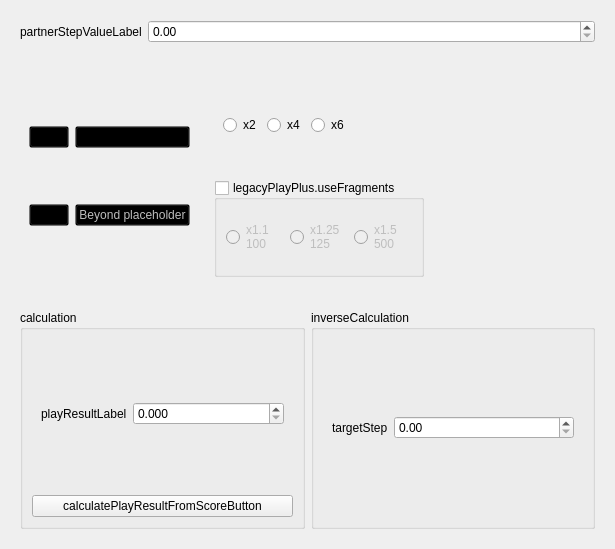
ArcaeaOffline/client-pyside6, file ui/designer/tabs/tabTools/tabTools_StepCalculator.ui: the form before one commit.
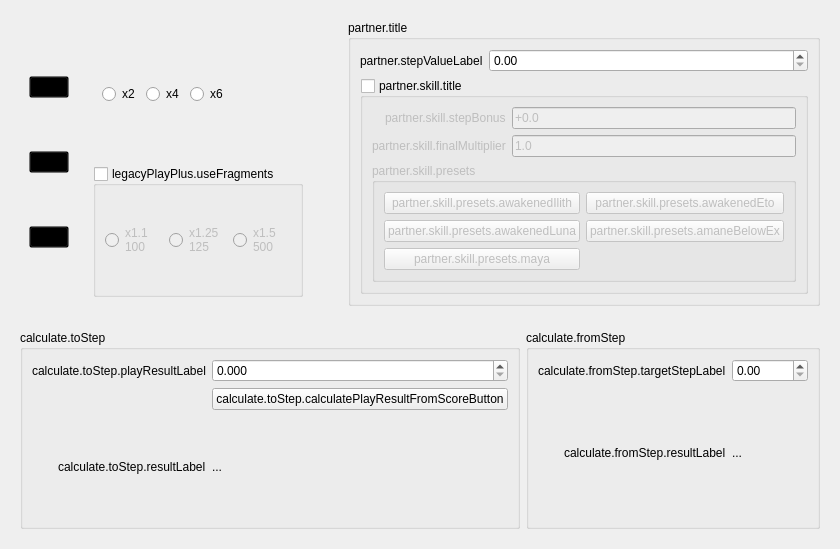
The form after the commit.

Commit message: wip: `TabTools_StepCalculator`

```diff
--- a/ui/designer/tabs/tabTools/tabTools_StepCalculator.ui
+++ b/ui/designer/tabs/tabTools/tabTools_StepCalculator.ui
@@ -6,7 +6,7 @@
    <rect>
     <x>0</x>
     <y>0</y>
-    <width>615</width>
+    <width>840</width>
     <height>549</height>
    </rect>
   </property>
@@ -14,38 +14,6 @@
    <string notr="true">TabTools_StepCalculator</string>
   </property>
   <layout class="QVBoxLayout" name="verticalLayout_3">
-   <item>
-    <widget class="QWidget" name="widget_3" native="true">
-     <layout class="QGridLayout" name="gridLayout">
-      <item row="0" column="0">
-       <widget class="QLabel" name="label">
-        <property name="text">
-         <string>partnerStepValueLabel</string>
-        </property>
-       </widget>
-      </item>
-      <item row="0" column="1">
-       <widget class="QDoubleSpinBox" name="partnerStepValueSpinBox">
-        <property name="sizePolicy">
-         <sizepolicy hsizetype="Expanding" vsizetype="Fixed">
-          <horstretch>0</horstretch>
-          <verstretch>0</verstretch>
-         </sizepolicy>
-        </property>
-        <property name="maximum">
-         <double>1000.000000000000000</double>
-        </property>
-        <property name="singleStep">
-         <double>1.000000000000000</double>
-        </property>
-        <property name="stepType">
-         <enum>QAbstractSpinBox::DefaultStepType</enum>
-        </property>
-       </widget>
-      </item>
-     </layout>
-    </widget>
-   </item>
    <item>
     <widget class="QWidget" name="mapTypeWidget" native="true">
      <layout class="QHBoxLayout" name="horizontalLayout">
@@ -68,7 +36,7 @@
            </property>
           </widget>
          </item>
-         <item row="1" column="0">
+         <item row="2" column="0">
           <widget class="QPushButton" name="mapTypePlayRadioButton">
            <property name="styleSheet">
             <string notr="true">QPushButton{background-color: transparent}</string>
@@ -84,7 +52,7 @@
            </property>
           </widget>
          </item>
-         <item row="0" column="1">
+         <item row="1" column="0">
           <widget class="QPushButton" name="mapTypeLegacyPlayPlusRadioButton">
            <property name="styleSheet">
             <string notr="true">QPushButton{background-color: transparent}</string>
@@ -100,32 +68,13 @@
            </property>
           </widget>
          </item>
-         <item row="1" column="1">
-          <widget class="QPushButton" name="pushButton_4">
-           <property name="enabled">
-            <bool>false</bool>
-           </property>
-           <property name="styleSheet">
-            <string notr="true">QPushButton{background-color: transparent}</string>
-           </property>
-           <property name="text">
-            <string notr="true">Beyond placeholder</string>
-           </property>
-           <property name="checkable">
-            <bool>false</bool>
-           </property>
-           <property name="autoExclusive">
-            <bool>true</bool>
-           </property>
-          </widget>
-         </item>
         </layout>
        </widget>
       </item>
       <item>
        <widget class="QStackedWidget" name="stackedWidget">
         <property name="sizePolicy">
-         <sizepolicy hsizetype="Expanding" vsizetype="Preferred">
+         <sizepolicy hsizetype="Preferred" vsizetype="Preferred">
           <horstretch>0</horstretch>
           <verstretch>0</verstretch>
          </sizepolicy>
@@ -239,6 +188,151 @@
         </widget>
        </widget>
       </item>
+      <item>
+       <widget class="QGroupBox" name="groupBox_3">
+        <property name="title">
+         <string>partner.title</string>
+        </property>
+        <layout class="QVBoxLayout" name="verticalLayout_5">
+         <item>
+          <layout class="QHBoxLayout" name="horizontalLayout_5">
+           <item>
+            <widget class="QLabel" name="label">
+             <property name="text">
+              <string>partner.stepValueLabel</string>
+             </property>
+            </widget>
+           </item>
+           <item>
+            <widget class="QDoubleSpinBox" name="partnerStepValueSpinBox">
+             <property name="sizePolicy">
+              <sizepolicy hsizetype="Expanding" vsizetype="Fixed">
+               <horstretch>0</horstretch>
+               <verstretch>0</verstretch>
+              </sizepolicy>
+             </property>
+             <property name="maximum">
+              <double>1000.000000000000000</double>
+             </property>
+             <property name="singleStep">
+              <double>1.000000000000000</double>
+             </property>
+             <property name="stepType">
+              <enum>QAbstractSpinBox::DefaultStepType</enum>
+             </property>
+            </widget>
+           </item>
+          </layout>
+         </item>
+         <item>
+          <widget class="QGroupBox" name="partnerSkillGroupBox">
+           <property name="sizePolicy">
+            <sizepolicy hsizetype="Expanding" vsizetype="Preferred">
+             <horstretch>0</horstretch>
+             <verstretch>0</verstretch>
+            </sizepolicy>
+           </property>
+           <property name="title">
+            <string>partner.skill.title</string>
+           </property>
+           <property name="checkable">
+            <bool>true</bool>
+           </property>
+           <property name="checked">
+            <bool>false</bool>
+           </property>
+           <layout class="QVBoxLayout" name="verticalLayout_7">
+            <item>
+             <layout class="QFormLayout" name="formLayout">
+              <property name="labelAlignment">
+               <set>Qt::AlignRight|Qt::AlignTrailing|Qt::AlignVCenter</set>
+              </property>
+              <item row="0" column="0">
+               <widget class="QLabel" name="label_5">
+                <property name="text">
+                 <string>partner.skill.stepBonus</string>
+                </property>
+               </widget>
+              </item>
+              <item row="1" column="0">
+               <widget class="QLabel" name="label_6">
+                <property name="text">
+                 <string>partner.skill.finalMultiplier</string>
+                </property>
+               </widget>
+              </item>
+              <item row="1" column="1">
+               <widget class="QLineEdit" name="partnerSkillFinalMultiplierLineEdit">
+                <property name="text">
+                 <string notr="true">1.0</string>
+                </property>
+                <property name="placeholderText">
+                 <string notr="true">1.0</string>
+                </property>
+               </widget>
+              </item>
+              <item row="0" column="1">
+               <widget class="QLineEdit" name="partnerSkillStepBonusLineEdit">
+                <property name="text">
+                 <string notr="true">+0.0</string>
+                </property>
+                <property name="placeholderText">
+                 <string notr="true">+0.0</string>
+                </property>
+               </widget>
+              </item>
+             </layout>
+            </item>
+            <item>
+             <widget class="QGroupBox" name="groupBox_4">
+              <property name="title">
+               <string>partner.skill.presets</string>
+              </property>
+              <layout class="QGridLayout" name="gridLayout_3">
+               <item row="0" column="1">
+                <widget class="QPushButton" name="partnerSkillPresetButton_awakenedEto">
+                 <property name="text">
+                  <string>partner.skill.presets.awakenedEto</string>
+                 </property>
+                </widget>
+               </item>
+               <item row="0" column="0">
+                <widget class="QPushButton" name="partnerSkillPresetButton_awakenedIlith">
+                 <property name="text">
+                  <string>partner.skill.presets.awakenedIlith</string>
+                 </property>
+                </widget>
+               </item>
+               <item row="1" column="0">
+                <widget class="QPushButton" name="partnerSkillPresetButton_awakenedLuna">
+                 <property name="text">
+                  <string>partner.skill.presets.awakenedLuna</string>
+                 </property>
+                </widget>
+               </item>
+               <item row="1" column="1">
+                <widget class="QPushButton" name="partnerSkillPresetButton_amaneBelowEx">
+                 <property name="text">
+                  <string>partner.skill.presets.amaneBelowEx</string>
+                 </property>
+                </widget>
+               </item>
+               <item row="2" column="0">
+                <widget class="QPushButton" name="partnerSkillPresetButton_maya">
+                 <property name="text">
+                  <string>partner.skill.presets.maya</string>
+                 </property>
+                </widget>
+               </item>
+              </layout>
+             </widget>
+            </item>
+           </layout>
+          </widget>
+         </item>
+        </layout>
+       </widget>
+      </item>
      </layout>
     </widget>
    </item>
@@ -254,45 +348,68 @@
       <item>
        <widget class="QGroupBox" name="groupBox">
         <property name="title">
-         <string>calculation</string>
+         <string>calculate.toStep</string>
         </property>
-        <layout class="QVBoxLayout" name="verticalLayout_5">
-         <item>
-          <widget class="QWidget" name="horizontalWidget" native="true">
-           <layout class="QHBoxLayout" name="horizontalLayout_5">
-            <item>
-             <widget class="QLabel" name="label_2">
-              <property name="text">
-               <string>playResultLabel</string>
-              </property>
-             </widget>
-            </item>
-            <item>
-             <widget class="QDoubleSpinBox" name="playResultSpinBox">
-              <property name="sizePolicy">
-               <sizepolicy hsizetype="Expanding" vsizetype="Fixed">
-                <horstretch>0</horstretch>
-                <verstretch>0</verstretch>
-               </sizepolicy>
-              </property>
-              <property name="decimals">
-               <number>3</number>
-              </property>
-              <property name="maximum">
-               <double>100.000000000000000</double>
-              </property>
-              <property name="singleStep">
-               <double>0.100000000000000</double>
-              </property>
-             </widget>
-            </item>
-           </layout>
+        <layout class="QFormLayout" name="formLayout_2">
+         <property name="labelAlignment">
+          <set>Qt::AlignRight|Qt::AlignTrailing|Qt::AlignVCenter</set>
+         </property>
+         <item row="0" column="1">
+          <widget class="QDoubleSpinBox" name="calculate_toStep_playResultSpinBox">
+           <property name="sizePolicy">
+            <sizepolicy hsizetype="Expanding" vsizetype="Fixed">
+             <horstretch>0</horstretch>
+             <verstretch>0</verstretch>
+            </sizepolicy>
+           </property>
+           <property name="decimals">
+            <number>3</number>
+           </property>
+           <property name="maximum">
+            <double>100.000000000000000</double>
+           </property>
+           <property name="singleStep">
+            <double>0.100000000000000</double>
+           </property>
           </widget>
          </item>
-         <item>
-          <widget class="QPushButton" name="calculatePlayResultFromScoreButton">
+         <item row="0" column="0">
+          <widget class="QLabel" name="label_2">
            <property name="text">
-            <string>calculatePlayResultFromScoreButton</string>
+            <string>calculate.toStep.playResultLabel</string>
+           </property>
+          </widget>
+         </item>
+         <item row="2" column="0">
+          <widget class="QLabel" name="label_7">
+           <property name="sizePolicy">
+            <sizepolicy hsizetype="Preferred" vsizetype="Expanding">
+             <horstretch>0</horstretch>
+             <verstretch>0</verstretch>
+            </sizepolicy>
+           </property>
+           <property name="text">
+            <string>calculate.toStep.resultLabel</string>
+           </property>
+          </widget>
+         </item>
+         <item row="2" column="1">
+          <widget class="QLabel" name="calculate_toStep_resultLabel">
+           <property name="sizePolicy">
+            <sizepolicy hsizetype="Preferred" vsizetype="Expanding">
+             <horstretch>0</horstretch>
+             <verstretch>0</verstretch>
+            </sizepolicy>
+           </property>
+           <property name="text">
+            <string notr="true">...</string>
+           </property>
+          </widget>
+         </item>
+         <item row="1" column="1">
+          <widget class="QPushButton" name="calculate_toStep_calculatePlayResultFromScoreButton">
+           <property name="text">
+            <string>calculate.toStep.calculatePlayResultFromScoreButton</string>
            </property>
           </widget>
          </item>
@@ -302,30 +419,53 @@
       <item>
        <widget class="QGroupBox" name="groupBox_2">
         <property name="title">
-         <string>inverseCalculation</string>
+         <string>calculate.fromStep</string>
         </property>
-        <layout class="QVBoxLayout" name="verticalLayout_6">
-         <item>
-          <widget class="QWidget" name="horizontalWidget_2" native="true">
-           <layout class="QHBoxLayout" name="horizontalLayout_6">
-            <item>
-             <widget class="QLabel" name="label_4">
-              <property name="text">
-               <string>targetStep</string>
-              </property>
-             </widget>
-            </item>
-            <item>
-             <widget class="QDoubleSpinBox" name="doubleSpinBox">
-              <property name="sizePolicy">
-               <sizepolicy hsizetype="Expanding" vsizetype="Fixed">
-                <horstretch>0</horstretch>
-                <verstretch>0</verstretch>
-               </sizepolicy>
-              </property>
-             </widget>
-            </item>
-           </layout>
+        <layout class="QFormLayout" name="formLayout_3">
+         <property name="labelAlignment">
+          <set>Qt::AlignRight|Qt::AlignTrailing|Qt::AlignVCenter</set>
+         </property>
+         <item row="0" column="0">
+          <widget class="QLabel" name="label_4">
+           <property name="text">
+            <string>calculate.fromStep.targetStepLabel</string>
+           </property>
+          </widget>
+         </item>
+         <item row="0" column="1">
+          <widget class="QDoubleSpinBox" name="calculate_fromStep_targetStepSpinBox">
+           <property name="sizePolicy">
+            <sizepolicy hsizetype="Expanding" vsizetype="Fixed">
+             <horstretch>0</horstretch>
+             <verstretch>0</verstretch>
+            </sizepolicy>
+           </property>
+          </widget>
+         </item>
+         <item row="1" column="0">
+          <widget class="QLabel" name="label_9">
+           <property name="sizePolicy">
+            <sizepolicy hsizetype="Preferred" vsizetype="Expanding">
+             <horstretch>0</horstretch>
+             <verstretch>0</verstretch>
+            </sizepolicy>
+           </property>
+           <property name="text">
+            <string>calculate.fromStep.resultLabel</string>
+           </property>
+          </widget>
+         </item>
+         <item row="1" column="1">
+          <widget class="QLabel" name="calculate_fromStep_resultLabel">
+           <property name="sizePolicy">
+            <sizepolicy hsizetype="Preferred" vsizetype="Expanding">
+             <horstretch>0</horstretch>
+             <verstretch>0</verstretch>
+            </sizepolicy>
+           </property>
+           <property name="text">
+            <string notr="true">...</string>
+           </property>
           </widget>
          </item>
         </layout>
```
The commit also changes 4 other files.
